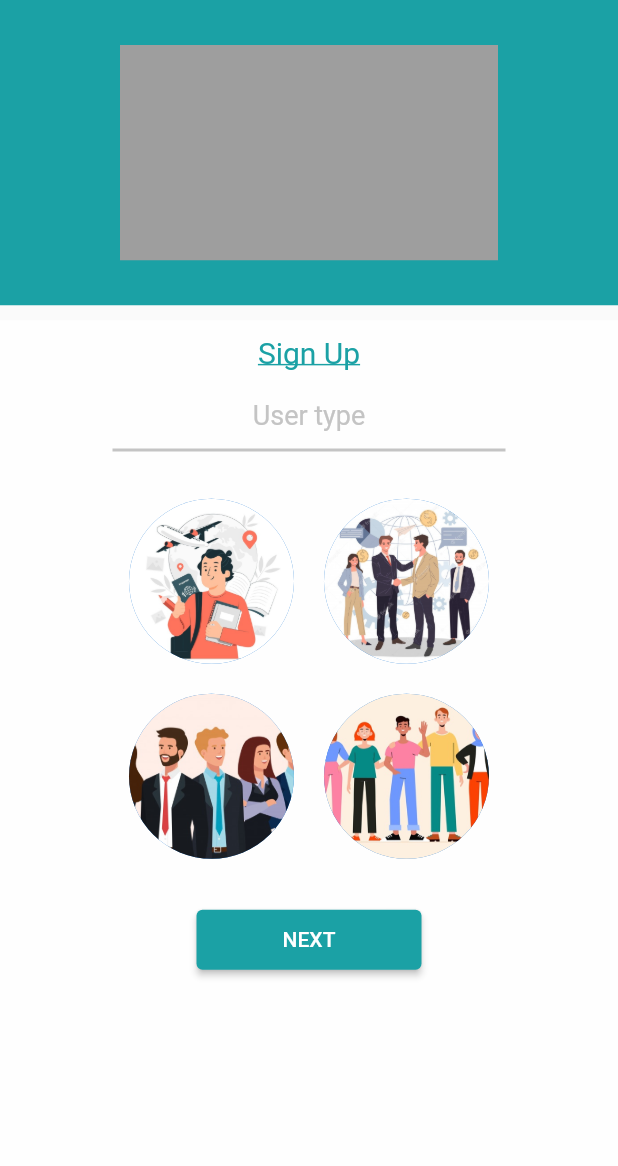
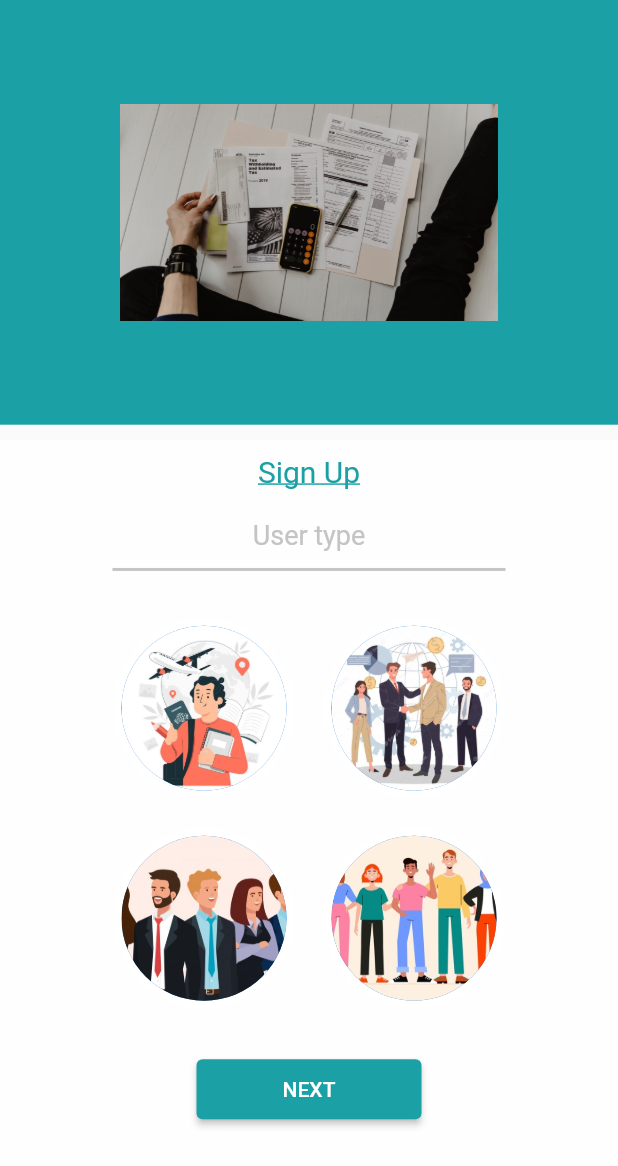
Before and after one commit to Uzairkhan98/Task-1, a Flutter app: the Type screen opened directly with empty values, on a phone screen of 412 x 824 dp. Shown: the top 1166 px of the screen. Run offline on Flutter 3.47's test engine with Material 2 defaults, Android fonts, the phone set to English and light mode, and no system bars; our stand-ins replace date_time_picker, flutter_signin_button.

Commit message:
Added basic styling

```diff
--- a/lib/Screens/Signup/usertype.dart
+++ b/lib/Screens/Signup/usertype.dart
@@ -25,11 +25,16 @@ class Type extends StatefulWidget {
 class _TypeState extends State<Type> {
 
   String _value = '';
+  var _color1 = const Color(0xffffffff);
+  var _color2 = const Color(0xffffffff);
+  var _color3 = const Color(0xffffffff);
+  var _color4 = const Color(0xffffffff);
 
   var a;
 
   @override
   Widget build(BuildContext context) {
+
     return Scaffold(
       body: Column(
         children: <Widget>[
@@ -81,11 +86,24 @@ class _TypeState extends State<Type> {
                             Column(
                               children: [
                                 const SizedBox(height:20),
-                                GestureDetector(
+                                Container(
+                                  decoration: BoxDecoration(
+                                    borderRadius: BorderRadius.circular(100),
+                                    border: Border.all(
+                                      width: 5.0,
+                                      // assign the color to the border color
+                                      color: _color1,
+                                    ),
+                                  ),
+                                  child: GestureDetector(
                                     onTap: () {
                                       setState(() {
                                         // Toggle light when tapped.
                                         _value = 'Student';
+                                        _color1 = const Color(0xff1ba1a5);
+                                        _color2 = Colors.white;
+                                        _color3 = Colors.white;
+                                        _color4 = Colors.white;
                                       });
                                     },
 
@@ -94,17 +112,32 @@ class _TypeState extends State<Type> {
                                       backgroundImage: ExactAssetImage('assets/student.png'),
                                     ),
                                   ),
+                                ),
                                 const SizedBox(height:20),
-                                GestureDetector(
+                                Container(
+                                  decoration: BoxDecoration(
+                                    borderRadius: BorderRadius.circular(100),
+                                    border: Border.all(
+                                      width: 5.0,
+                                      // assign the color to the border color
+                                      color: _color2,
+                                    ),
+                                  ),
+                                  child: GestureDetector(
                                     onTap: () {
                                       setState(() {
                                         // Toggle light when tapped.
                                         _value = 'Professional';
+                                        _color1 = Colors.white;
+                                        _color2 = const Color(0xff1ba1a5);
+                                        _color3 = Colors.white;
+                                        _color4 = Colors.white;
                                       });
                                     },
                                     child:  const CircleAvatar(
                                       radius: 55.0,
                                       backgroundImage: ExactAssetImage('assets/professionals.png'),
+                                    ),
                                   ),
                                 ),
                               ],
@@ -113,11 +146,24 @@ class _TypeState extends State<Type> {
                             Column(
                               children: [
                                 const SizedBox(height:20),
-                                GestureDetector(
+                                Container(
+                                  decoration: BoxDecoration(
+                                    borderRadius: BorderRadius.circular(100),
+                                    border: Border.all(
+                                      width: 5.0,
+                                      // assign the color to the border color
+                                      color: _color3,
+                                    ),
+                                  ),
+                                  child: GestureDetector(
                                     onTap: () {
                                       setState(() {
                                         // Toggle light when tapped.
                                         _value = 'Businessman';
+                                        _color1 = Colors.white;
+                                        _color2 = Colors.white;
+                                        _color3 = const Color(0xff1ba1a5);
+                                        _color4 = Colors.white;
                                       });
                                     },
                                     child:  const CircleAvatar(
@@ -125,17 +171,32 @@ class _TypeState extends State<Type> {
                                       backgroundImage: ExactAssetImage('assets/business.png'),
                                     ),
                                   ),
+                                ),
                                 const SizedBox(height:20),
-                                GestureDetector(
+                                Container(
+                                  decoration: BoxDecoration(
+                                    borderRadius: BorderRadius.circular(100),
+                                    border: Border.all(
+                                      width: 5.0,
+                                      // assign the color to the border color
+                                      color: _color4,
+                                    ),
+                                  ),
+                                  child: GestureDetector(
                                     onTap: () {
                                       setState(() {
                                         // Toggle light when tapped.
                                         _value = 'Others';
+                                        _color1 = Colors.white;
+                                        _color2 = Colors.white;
+                                        _color3 = Colors.white;
+                                        _color4 = const Color(0xff1ba1a5);
                                       });
                                     },
                                     child:  const CircleAvatar(
                                       radius: 55.0,
                                       backgroundImage: ExactAssetImage('assets/others.png'),
+                                    ),
                                   ),
                                 ),
                               ],
--- a/lib/Widgets/topbar.dart
+++ b/lib/Widgets/topbar.dart
@@ -6,13 +6,13 @@ class expansionWidget extends StatelessWidget {
   @override
   Widget build(BuildContext context) {
     return Expanded(
-      flex: 25,
+      flex: 40,
       child: Container(
         color: const Color(0xff1ba1a5),
         padding: const EdgeInsets.symmetric(horizontal: 80, vertical: 30),
         child: SafeArea(
           child: Container(
-            color: Colors.grey,
+              child: Image.asset('assets/hysab.png')
           ),
         ),
       ),
--- a/pubspec.yaml
+++ b/pubspec.yaml
@@ -67,7 +67,7 @@ flutter:
     - assets/professionals.png
     - assets/others.png
     - assets/business.png
-
+    - assets/hysab.png
 
   # An image asset can refer to one or more resolution-specific "variants", see
   # https://flutter.dev/assets-and-images/#resolution-aware.
```
Also changed, not shown: lib/Screens/Signin/home.dart (+9 -2 lines), assets/hysab.png (added). Lines whose indentation alone changed are shown as unchanged.
